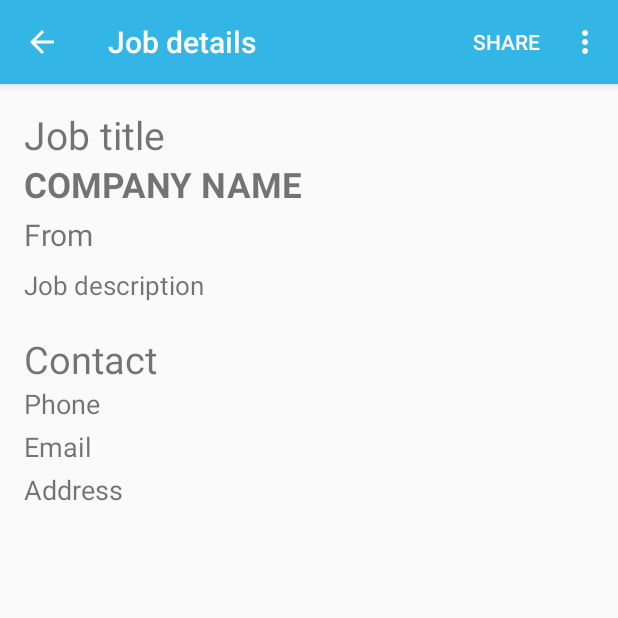
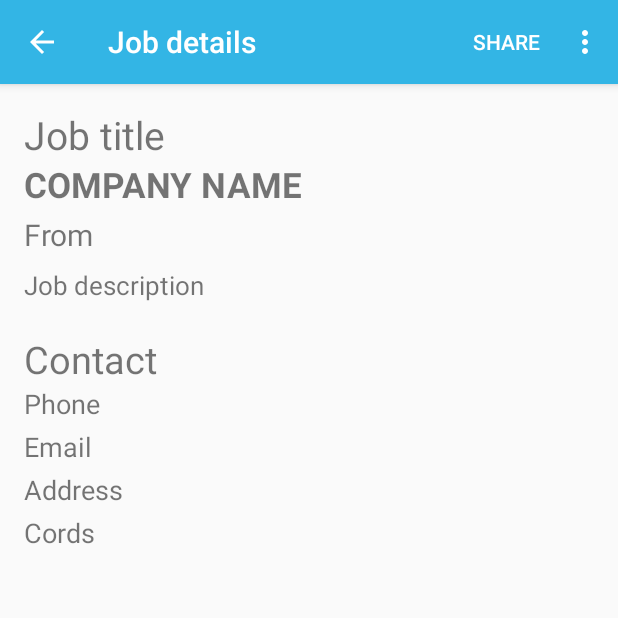
Before and after one commit to Studio384/Flancer, an Android app: the DetailActivity screen opened directly, with no data from a screen before it, on a phone screen of 412 x 824 dp, the top half of it. Run offline under Robolectric (Android 15) with nearby library versions, the phone set to English and light mode, and no system bars.

```diff
--- a/app/build.gradle
+++ b/app/build.gradle
@@ -22,6 +22,8 @@ android {
 def dbflow_version = "4.0.3"
 
 dependencies {
+    compile 'com.google.android.gms:play-services:11.4.2'
+
     compile fileTree(dir: 'libs', include: ['*.jar'])
     androidTestCompile('com.android.support.test.espresso:espresso-core:2.2.2', {
         exclude group: 'com.android.support', module: 'support-annotations'
--- a/app/src/main/java/com/flancer/flancer/DetailActivity.java
+++ b/app/src/main/java/com/flancer/flancer/DetailActivity.java
@@ -1,19 +1,11 @@
 package com.flancer.flancer;
 
-import android.support.v7.app.ActionBarActivity;
-import android.content.Intent;
 import android.os.Bundle;
-import android.support.v4.app.Fragment;
-import android.view.LayoutInflater;
-import android.view.Menu;
-import android.view.MenuItem;
-import android.view.View;
-import android.view.ViewGroup;
-import android.widget.TextView;
+import android.support.v7.app.AppCompatActivity;
 
 import com.flancer.flancer.fragments.DetailFragment;
 
-public class DetailActivity extends ActionBarActivity {
+public class DetailActivity extends AppCompatActivity {
 
     @Override
     protected void onCreate(Bundle savedInstanceState) {
--- a/app/src/main/java/com/flancer/flancer/MainActivity.java
+++ b/app/src/main/java/com/flancer/flancer/MainActivity.java
@@ -1,10 +1,7 @@
 package com.flancer.flancer;
 
-import android.content.Intent;
 import android.os.Bundle;
 import android.support.v7.app.AppCompatActivity;
-import android.view.Menu;
-import android.view.MenuItem;
 
 import com.flancer.flancer.fragments.JobListFragment;
 
--- a/app/src/main/res/layout/fragment_detail.xml
+++ b/app/src/main/res/layout/fragment_detail.xml
@@ -5,6 +5,12 @@
     android:layout_width="match_parent"
     android:layout_height="match_parent"
     tools:context=".DetailActivity$DetailFragment">
+
+
+    <LinearLayout
+        android:orientation="vertical"
+        android:layout_width="match_parent"
+        android:layout_height="wrap_content">
 
         <TextView
             android:id="@+id/title"
@@ -92,4 +98,21 @@
             android:layout_width="match_parent"
             android:layout_height="wrap_content" />
 
+        <TextView
+            android:id="@+id/cords"
+            android:text="Cords"
+            android:paddingRight="16dp"
+            android:paddingBottom="4dp"
+            android:paddingLeft="16dp"
+            android:textSize="18dp"
+            android:layout_width="match_parent"
+            android:layout_height="wrap_content" />
     </LinearLayout>
+
+
+    <FrameLayout
+        android:layout_width="match_parent"
+        android:layout_height="match_parent">
+    </FrameLayout>
+
+</LinearLayout>
--- a/build.gradle
+++ b/build.gradle
@@ -15,6 +15,7 @@ buildscript {
 allprojects {
     repositories {
         jcenter()
+        maven { url "https://maven.google.com" }
         maven { url "https://www.jitpack.io" }
     }
 }
```
Also changed, not shown: app/src/main/AndroidManifest.xml (+8 -0 lines), app/src/main/java/com/flancer/flancer/JobWrapper.java (deleted, +0 -9 lines), app/src/main/java/com/flancer/flancer/fragments/DetailFragment.java (+26 -0 lines), app/src/main/java/com/flancer/flancer/tasks/FetchMapTask.java (added, +64 -0 lines). Lines whose indentation alone changed are shown as unchanged.
